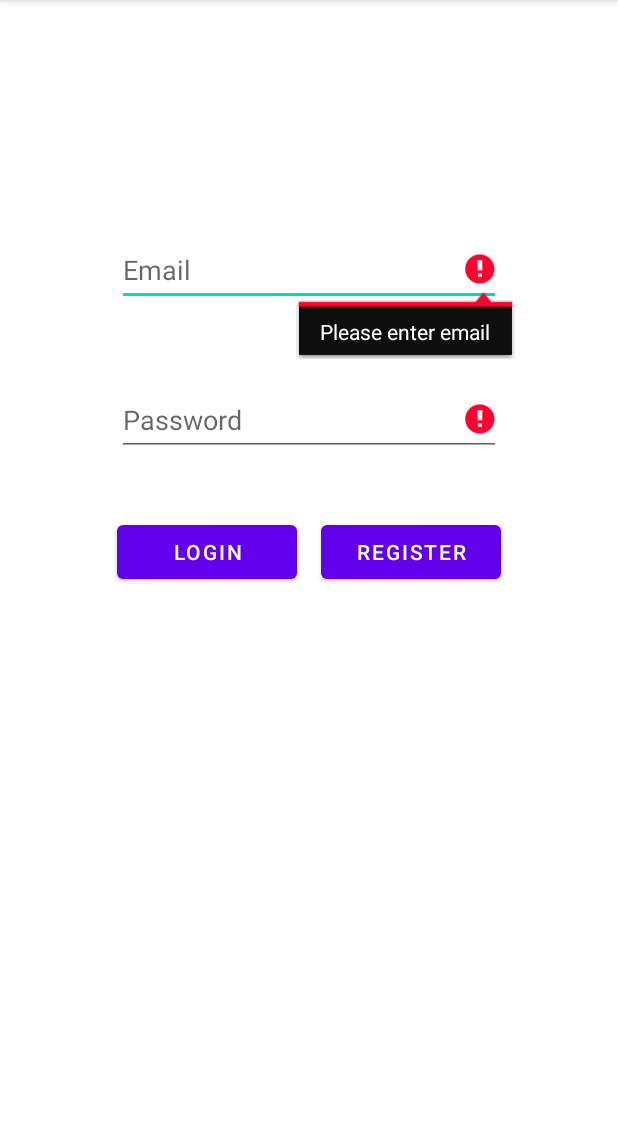
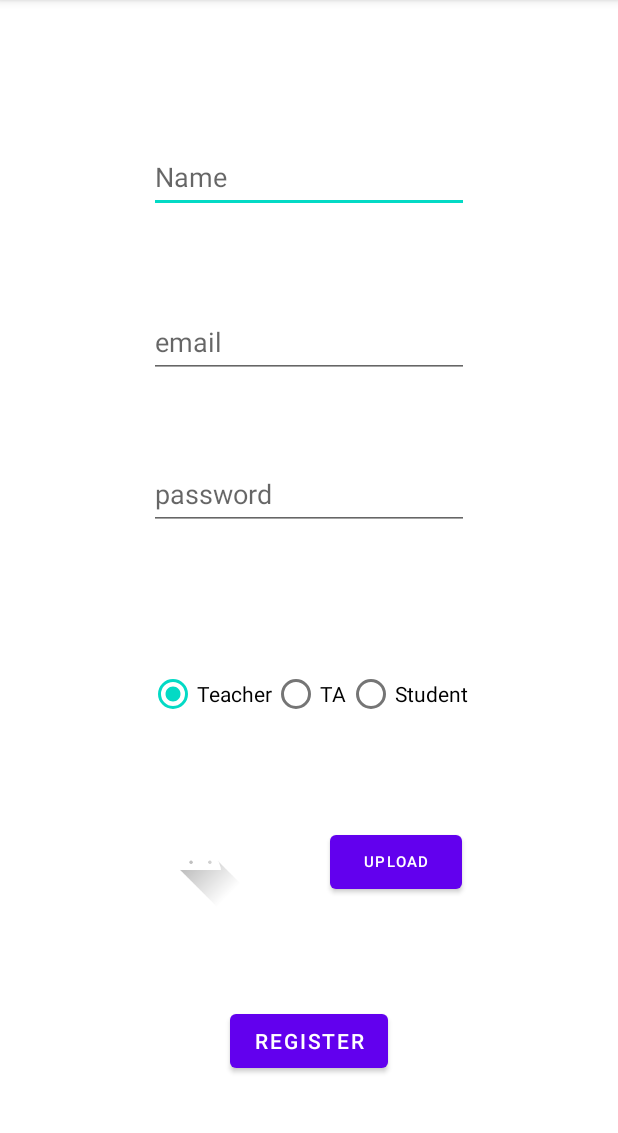
Before and after one commit to Mobile-Programming-HWs/Project, an Android app: the screen it shows after launch (MainActivity before the commit, RegisterActivity after it), after a tap on "REGISTER", on a phone screen of 412 x 824 dp, the part 84-1217 px from its top. Run offline under Robolectric (Android 15) with nearby library versions, the phone set to English and light mode, and no system bars; our stand-ins replace Room's generated code; 1 other tap on this screen came first.

Commit message:
added register activity

```diff
--- a/app/build.gradle
+++ b/app/build.gradle
@@ -44,6 +44,8 @@ dependencies {
     implementation 'androidx.cardview:cardview:1.0.0'
 
     implementation "androidx.room:room-runtime:2.4.3"
+    implementation 'androidx.navigation:navigation-fragment:2.4.1'
+    implementation 'androidx.navigation:navigation-ui:2.4.1'
     annotationProcessor "androidx.room:room-compiler:2.4.3"
     androidTestImplementation "androidx.room:room-testing:2.4.3"
 
--- a/app/src/main/java/com/sharif/micromaster/CourseDao.java
+++ b/app/src/main/java/com/sharif/micromaster/CourseDao.java
@@ -7,7 +7,7 @@ import androidx.room.Update;
 
 @Dao
 public interface CourseDao {
-    @Insert(onConflict = OnConflictStrategy.ABORT)
+    @Insert(onConflict = OnConflictStrategy.IGNORE)
     long insert(CourseDB courseDB);
 
     @Update
--- a/app/src/main/java/com/sharif/micromaster/HomeworkDao.java
+++ b/app/src/main/java/com/sharif/micromaster/HomeworkDao.java
@@ -7,7 +7,7 @@ import androidx.room.OnConflictStrategy;
 
 @Dao
 public interface HomeworkDao {
-    @Insert(onConflict = OnConflictStrategy.ABORT)
+    @Insert(onConflict = OnConflictStrategy.IGNORE)
     long insert(Homework homework);
 
     @Delete
--- a/app/src/main/java/com/sharif/micromaster/MainActivity.java
+++ b/app/src/main/java/com/sharif/micromaster/MainActivity.java
@@ -46,29 +46,9 @@ public class MainActivity extends AppCompatActivity {
 
         });
         register.setOnClickListener(view -> {
-            boolean isValid = true;
-            if (email.getText().toString().isEmpty()) {
-                email.setError("Please enter email");
-                isValid = false;
-            }
-            if (password.getText().toString().isEmpty()) {
-                password.setError("Please enter password");
-                isValid = false;
-            }
-            if (!isValid)
-                return;
-            register(email.getText().toString(), password.getText().toString());
+            Intent intent = new Intent(this, RegisterActivity.class);
+            startActivity(intent);
         });
-    }
-
-    private void register(String email, String password) {
-        if (sharedPreferences.contains(email)) {
-            Toast.makeText(MainActivity.this, "This email is already registered!", Toast.LENGTH_SHORT).show();
-            return;
-        }
-        editor.putString(email, password);
-        editor.apply();
-        Toast.makeText(MainActivity.this, "Success!", Toast.LENGTH_SHORT).show();
     }
 
     private void login(String email, String password) {
--- /dev/null
+++ b/app/src/main/java/com/sharif/micromaster/RegisterActivity.java
@@ -0,0 +1,127 @@
+package com.sharif.micromaster;
+
+import androidx.appcompat.app.AppCompatActivity;
+
+import android.app.Activity;
+import android.content.Intent;
+import android.graphics.Bitmap;
+import android.graphics.BitmapFactory;
+import android.graphics.Canvas;
+import android.graphics.drawable.BitmapDrawable;
+import android.graphics.drawable.Drawable;
+import android.net.Uri;
+import android.os.Bundle;
+import android.provider.MediaStore;
+import android.view.View;
+import android.widget.Button;
+import android.widget.EditText;
+import android.widget.ImageView;
+import android.widget.RadioGroup;
+import android.widget.Toast;
+
+import java.io.ByteArrayOutputStream;
+import java.io.IOException;
+import java.io.InputStream;
+
+public class RegisterActivity extends AppCompatActivity {
+
+    EditText name;
+    EditText password;
+    EditText email;
+    RadioGroup userType;
+    ImageView imageView;
+
+    Button upload;
+    Button register;
+    Database db;
+    Bitmap bitmap;
+
+    @Override
+    protected void onCreate(Bundle savedInstanceState) {
+        super.onCreate(savedInstanceState);
+        setContentView(R.layout.activity_register);
+        findViews();
+        Drawable d = getResources().getDrawable(R.drawable.ic_launcher_foreground);
+        bitmap = drawableToBitmap(d);
+        imageView.setImageBitmap(bitmap);
+        db = Database.getInstance(this);
+        register.setOnClickListener(view -> {
+            if (email.getText().toString().isEmpty()) {
+                Toast.makeText(RegisterActivity.this, "email cannot be empty", Toast.LENGTH_SHORT).show();
+                return;
+            }
+            if (password.getText().toString().isEmpty()) {
+                Toast.makeText(RegisterActivity.this, "password cannot be empty", Toast.LENGTH_SHORT).show();
+                return;
+            }
+            int type = userType.indexOfChild(findViewById(userType.getCheckedRadioButtonId()));
+            User user = db.UserDao().getUser(email.getText().toString());
+            if (user != null) {
+                Toast.makeText(this, "This email is already registered!", Toast.LENGTH_SHORT).show();
+            } else {
+                user = new User(email.getText().toString(), password.getText().toString(), name.getText().toString(),
+                        type, getBytesFromBitmap(bitmap));
+                db.UserDao().insert(user);
+                Toast.makeText(RegisterActivity.this, "Success!", Toast.LENGTH_SHORT).show();
+            }
+        });
+        upload.setOnClickListener(view -> {
+            Intent intent = new Intent(Intent.ACTION_GET_CONTENT);
+            intent.setType("image/*");
+            startActivityForResult(intent, 1);
+        });
+    }
+
+    @Override
+    public void onActivityResult(int requestCode, int resultCode, Intent data) {
+
+        super.onActivityResult(requestCode, resultCode, data);
+        if (requestCode == 1 && resultCode == Activity.RESULT_OK) {
+            if (data == null) {
+                Toast.makeText(RegisterActivity.this, "image cannot be empty", Toast.LENGTH_SHORT).show();
+                return;
+            }
+            Uri imageData = data.getData();
+            imageView.setImageURI(imageData);
+            try {
+                bitmap = MediaStore.Images.Media.getBitmap(this.getContentResolver(), imageData);
+            } catch (IOException e) {
+                e.printStackTrace();
+            }
+        }
+    }
+
+    private void findViews() {
+        name = findViewById(R.id.editTextTextPersonName);
+        password = findViewById(R.id.editTextTextPassword);
+        email = findViewById(R.id.editTextTextEmailAddress);
+        userType = findViewById(R.id.userType);
+        imageView = findViewById(R.id.profile_image_upload);
+        upload = findViewById(R.id.upload_img);
+        register = findViewById(R.id.register_button);
+    }
+
+    public byte[] getBytesFromBitmap(Bitmap bitmap) {
+        ByteArrayOutputStream stream = new ByteArrayOutputStream();
+        bitmap.compress(Bitmap.CompressFormat.JPEG, 70, stream);
+        return stream.toByteArray();
+    }
+
+    public Bitmap getBitmapFromBytes(byte[] bytes) {
+        return BitmapFactory.decodeByteArray(bytes, 0, bytes.length);
+    }
+
+    public Bitmap drawableToBitmap (Drawable drawable) {
+
+        if (drawable instanceof BitmapDrawable) {
+            return ((BitmapDrawable)drawable).getBitmap();
+        }
+
+        Bitmap bitmap = Bitmap.createBitmap(drawable.getIntrinsicWidth(), drawable.getIntrinsicHeight(), Bitmap.Config.ARGB_8888);
+        Canvas canvas = new Canvas(bitmap);
+        drawable.setBounds(0, 0, canvas.getWidth(), canvas.getHeight());
+        drawable.draw(canvas);
+
+        return bitmap;
+    }
+}
--- a/app/src/main/java/com/sharif/micromaster/UserDao.java
+++ b/app/src/main/java/com/sharif/micromaster/UserDao.java
@@ -3,13 +3,17 @@ package com.sharif.micromaster;
 import androidx.room.Dao;
 import androidx.room.Insert;
 import androidx.room.OnConflictStrategy;
+import androidx.room.Query;
 import androidx.room.Update;
 
 @Dao
 public interface UserDao {
-    @Insert(onConflict = OnConflictStrategy.ABORT)
+    @Insert(onConflict = OnConflictStrategy.IGNORE)
     long insert(User user);
 
     @Update
     int update(User user);
+
+    @Query("SELECT * FROM users WHERE email = :email")
+    User getUser(String email);
 }
--- /dev/null
+++ b/app/src/main/res/layout/activity_register.xml
@@ -0,0 +1,108 @@
+<?xml version="1.0" encoding="utf-8"?>
+<RelativeLayout xmlns:android="http://schemas.android.com/apk/res/android"
+    xmlns:app="http://schemas.android.com/apk/res-auto"
+    xmlns:tools="http://schemas.android.com/tools"
+    android:layout_width="match_parent"
+    android:layout_height="match_parent"
+    tools:context=".RegisterActivity">
+
+
+    <EditText
+        android:id="@+id/editTextTextPersonName"
+        android:layout_width="wrap_content"
+        android:layout_height="wrap_content"
+        android:layout_alignParentTop="true"
+        android:layout_centerHorizontal="true"
+        android:layout_marginTop="94dp"
+        android:ems="10"
+        android:inputType="textPersonName"
+        android:minHeight="48dp"
+        android:hint="Name" />
+
+    <EditText
+        android:id="@+id/editTextTextPassword"
+        android:layout_width="wrap_content"
+        android:layout_height="wrap_content"
+        android:layout_alignParentTop="true"
+        android:layout_centerHorizontal="true"
+        android:layout_marginTop="305dp"
+        android:ems="10"
+        android:inputType="textPassword"
+        android:minHeight="48dp"
+        android:hint="password"/>
+
+    <EditText
+        android:id="@+id/editTextTextEmailAddress"
+        android:layout_width="wrap_content"
+        android:layout_height="wrap_content"
+        android:layout_alignParentTop="true"
+        android:layout_centerHorizontal="true"
+        android:layout_marginTop="204dp"
+        android:ems="10"
+        android:inputType="textEmailAddress"
+        android:minHeight="48dp"
+        android:hint="email"/>
+
+    <RadioGroup
+        android:layout_width="wrap_content"
+        android:layout_height="wrap_content"
+        android:id="@+id/userType"
+        android:layout_alignParentBottom="true"
+        android:layout_centerHorizontal="true"
+        android:layout_marginBottom="281dp"
+        android:orientation="horizontal"
+        android:checkedButton="@id/teacherType"
+        android:layout_marginHorizontal="50dp">
+
+        <RadioButton
+            android:layout_width="wrap_content"
+            android:layout_height="wrap_content"
+            android:id="@+id/teacherType"
+            android:text="Teacher"/>
+
+        <RadioButton
+            android:layout_width="wrap_content"
+            android:layout_height="wrap_content"
+            android:id="@+id/TAType"
+            android:text="TA"/>
+
+        <RadioButton
+            android:layout_width="wrap_content"
+            android:layout_height="wrap_content"
+            android:id="@+id/studentType"
+            android:text="Student"/>
+    </RadioGroup>
+
+    <ImageView
+        android:id="@+id/profile_image_upload"
+        android:layout_width="64dp"
+        android:layout_height="64dp"
+        android:layout_above="@+id/register_button"
+        android:layout_alignParentStart="true"
+        android:layout_marginStart="101dp"
+        android:layout_marginEnd="54dp"
+        android:layout_marginBottom="64dp"
+        android:layout_toStartOf="@+id/upload_img"
+        app:civ_border_width="2dp"
+        tools:srcCompat="@tools:sample/avatars" />
+
+    <Button
+        android:id="@+id/upload_img"
+        android:layout_width="wrap_content"
+        android:layout_height="wrap_content"
+        android:layout_alignParentEnd="true"
+        android:layout_alignParentBottom="true"
+        android:layout_marginEnd="104dp"
+        android:layout_marginBottom="169dp"
+        android:text="Upload"
+        android:textSize="10sp" />
+
+    <Button
+        android:id="@+id/register_button"
+        android:layout_width="wrap_content"
+        android:layout_height="wrap_content"
+        android:layout_alignParentBottom="true"
+        android:layout_centerHorizontal="true"
+        android:layout_marginBottom="50dp"
+        android:text="Register" />
+</RelativeLayout>
--- a/app/src/main/res/values-land/dimens.xml
+++ b/app/src/main/res/values-land/dimens.xml
@@ -1,3 +1,4 @@
 <resources>
     <dimen name="activity_horizontal_margin">48dp</dimen>
+    <dimen name="fab_margin">48dp</dimen>
 </resources>
--- a/app/src/main/res/values-w1240dp/dimens.xml
+++ b/app/src/main/res/values-w1240dp/dimens.xml
@@ -1,3 +1,4 @@
 <resources>
     <dimen name="activity_horizontal_margin">200dp</dimen>
+    <dimen name="fab_margin">200dp</dimen>
 </resources>
--- a/app/src/main/res/values-w600dp/dimens.xml
+++ b/app/src/main/res/values-w600dp/dimens.xml
@@ -1,3 +1,4 @@
 <resources>
     <dimen name="activity_horizontal_margin">48dp</dimen>
+    <dimen name="fab_margin">48dp</dimen>
 </resources>
--- a/app/src/main/res/values/dimens.xml
+++ b/app/src/main/res/values/dimens.xml
@@ -2,4 +2,5 @@
     <!-- Default screen margins, per the Android Design guidelines. -->
     <dimen name="activity_horizontal_margin">16dp</dimen>
     <dimen name="activity_vertical_margin">16dp</dimen>
+    <dimen name="fab_margin">16dp</dimen>
 </resources>
--- a/app/src/main/res/values/themes.xml
+++ b/app/src/main/res/values/themes.xml
@@ -13,4 +13,10 @@
         <item name="android:statusBarColor">?attr/colorPrimaryVariant</item>
         <!-- Customize your theme here. -->
     </style>
+    <style name="Theme.MicroMaster.NoActionBar">
+        <item name="windowActionBar">false</item>
+        <item name="windowNoTitle">true</item>
+    </style>
+    <style name="Theme.MicroMaster.AppBarOverlay" parent="ThemeOverlay.AppCompat.Dark.ActionBar" />
+    <style name="Theme.MicroMaster.PopupOverlay" parent="ThemeOverlay.AppCompat.Light" />
 </resources>
```
Also changed, not shown: app/src/main/AndroidManifest.xml (+7 -0 lines), app/src/main/res/values/strings.xml (+9 -0 lines).
